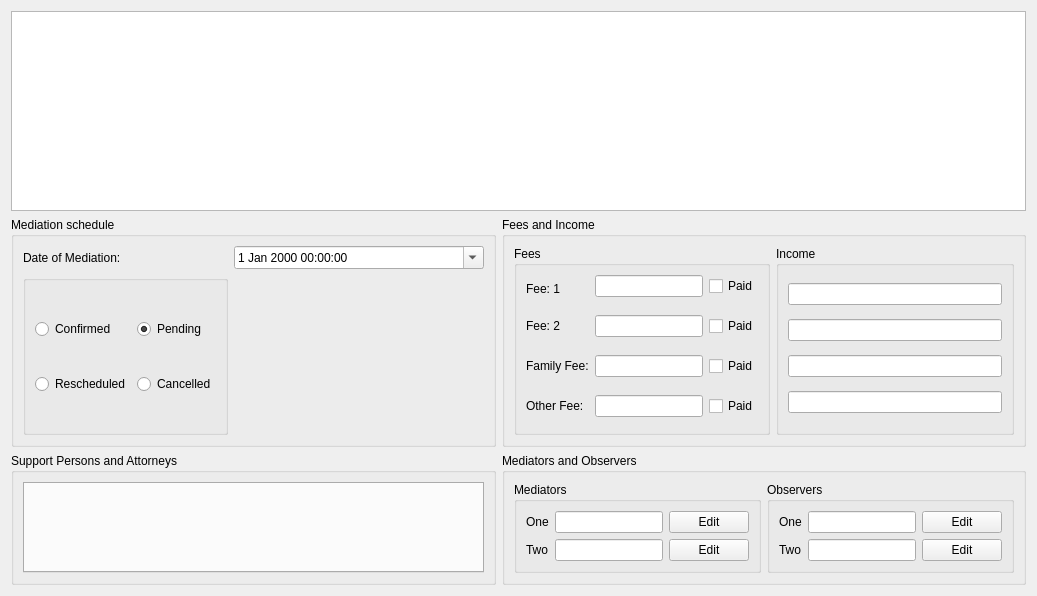
Before: the Qt Designer form drc/gui/mediationsessionform.ui in lansdon/cpts483_drc, drawn with Qt 5.
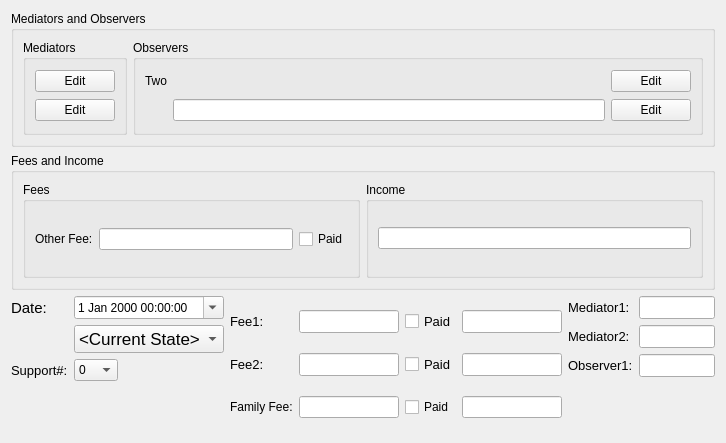
After: the same form once the commit is applied.

Commit message: Mediation Process View WIP. Don't peek. (no really. don't.)

```diff
--- a/drc/gui/mediationsessionform.ui
+++ b/drc/gui/mediationsessionform.ui
@@ -6,8 +6,8 @@
    <rect>
     <x>0</x>
     <y>0</y>
-    <width>1037</width>
-    <height>548</height>
+    <width>726</width>
+    <height>443</height>
    </rect>
   </property>
   <property name="sizePolicy">
@@ -25,77 +25,73 @@
   <property name="windowTitle">
    <string>Form</string>
   </property>
-  <layout class="QGridLayout" name="gridLayout">
-   <item row="2" column="0">
-    <widget class="QGroupBox" name="MediationScheduleGroupBox">
+  <layout class="QVBoxLayout" name="verticalLayout">
+   <item>
+    <widget class="QGroupBox" name="groupBox_4">
      <property name="title">
-      <string>Mediation schedule</string>
+      <string>Mediators and Observers</string>
      </property>
-     <layout class="QGridLayout" name="gridLayout_2">
-      <item row="0" column="0">
-       <widget class="QLabel" name="label">
-        <property name="text">
-         <string>Date of Mediation:</string>
+     <layout class="QHBoxLayout" name="horizontalLayout">
+      <item>
+       <widget class="QGroupBox" name="groupBox_5">
+        <property name="title">
+         <string>Mediators</string>
         </property>
+        <layout class="QGridLayout" name="gridLayout_3">
+         <item row="0" column="2">
+          <widget class="QPushButton" name="mediator1EditPushButton">
+           <property name="text">
+            <string>Edit</string>
+           </property>
+          </widget>
+         </item>
+         <item row="1" column="2">
+          <widget class="QPushButton" name="mediator2EditPushButton">
+           <property name="text">
+            <string>Edit</string>
+           </property>
+          </widget>
+         </item>
+        </layout>
        </widget>
       </item>
-      <item row="1" column="0">
-       <widget class="QGroupBox" name="statusGroupBox">
+      <item>
+       <widget class="QGroupBox" name="groupBox_6">
         <property name="title">
-         <string/>
+         <string>Observers</string>
         </property>
-        <layout class="QGridLayout" name="gridLayout_7">
-         <item row="0" column="0">
-          <widget class="QRadioButton" name="confirmedRadioButton">
-           <property name="text">
-            <string>Confirmed</string>
-           </property>
-          </widget>
-         </item>
-         <item row="1" column="0">
-          <widget class="QRadioButton" name="rescheduledRadioButton">
-           <property name="text">
-            <string>Rescheduled</string>
-           </property>
-          </widget>
-         </item>
-         <item row="0" column="1">
-          <widget class="QRadioButton" name="PendingRadioButton">
-           <property name="text">
-            <string>Pending</string>
-           </property>
-           <property name="checked">
-            <bool>true</bool>
-           </property>
-          </widget>
-         </item>
+        <layout class="QGridLayout" name="gridLayout_4">
          <item row="1" column="1">
-          <widget class="QRadioButton" name="CancelledRadioButton">
+          <widget class="QLineEdit" name="Observer2lineEdit"/>
+         </item>
+         <item row="0" column="2">
+          <widget class="QPushButton" name="observer1EditPushButton">
            <property name="text">
-            <string>Cancelled</string>
+            <string>Edit</string>
+           </property>
+          </widget>
+         </item>
+         <item row="1" column="2">
+          <widget class="QPushButton" name="observer2EditPushButton">
+           <property name="text">
+            <string>Edit</string>
+           </property>
+          </widget>
+         </item>
+         <item row="0" column="0">
+          <widget class="QLabel" name="label_9">
+           <property name="text">
+            <string>Two</string>
            </property>
           </widget>
          </item>
         </layout>
        </widget>
       </item>
-      <item row="0" column="4">
-       <widget class="QDateTimeEdit" name="dateTimeEdit">
-        <property name="sizePolicy">
-         <sizepolicy hsizetype="Minimum" vsizetype="Fixed">
-          <horstretch>3</horstretch>
-          <verstretch>0</verstretch>
-         </sizepolicy>
-        </property>
-        <property name="calendarPopup">
-         <bool>true</bool>
-        </property>
-       </widget>
-      </item>
      </layout>
     </widget>
    </item>
-   <item row="2" column="1">
+   <item>
     <widget class="QGroupBox" name="groupBox_2">
      <property name="title">
       <string>Fees and Income</string>
@@ -107,29 +103,6 @@
          <string>Fees</string>
         </property>
         <layout class="QGridLayout" name="gridLayout_6">
-         <item row="0" column="1">
-          <widget class="QLineEdit" name="Fee1LineEdit"/>
-         </item>
-         <item row="2" column="0" rowspan="3">
-          <widget class="QLabel" name="label_3">
-           <property name="text">
-            <string>Fee: 2</string>
-           </property>
-          </widget>
-         </item>
-         <item row="3" column="1">
-          <widget class="QLineEdit" name="Fee2LineEdit"/>
-         </item>
-         <item row="5" column="0" rowspan="3">
-          <widget class="QLabel" name="label_4">
-           <property name="text">
-            <string>Family Fee:</string>
-           </property>
-          </widget>
-         </item>
-         <item row="6" column="1">
-          <widget class="QLineEdit" name="FamilyFeeLineEdit"/>
-         </item>
          <item row="8" column="0" rowspan="3">
           <widget class="QLabel" name="label_5">
            <property name="text">
@@ -140,34 +113,6 @@
          <item row="9" column="1">
           <widget class="QLineEdit" name="OtherFeeLineEdit"/>
          </item>
-         <item row="0" column="0" rowspan="2">
-          <widget class="QLabel" name="label_2">
-           <property name="text">
-            <string>Fee: 1</string>
-           </property>
-          </widget>
-         </item>
-         <item row="0" column="2">
-          <widget class="QCheckBox" name="Fee1PaidCheckBox">
-           <property name="text">
-            <string>Paid</string>
-           </property>
-          </widget>
-         </item>
-         <item row="3" column="2">
-          <widget class="QCheckBox" name="Fee2PaidCheckBox">
-           <property name="text">
-            <string>Paid</string>
-           </property>
-          </widget>
-         </item>
-         <item row="6" column="2">
-          <widget class="QCheckBox" name="FamilyFeePaidCheckBox">
-           <property name="text">
-            <string>Paid</string>
-           </property>
-          </widget>
-         </item>
          <item row="9" column="2">
           <widget class="QCheckBox" name="OtherFeePaidCheckBox">
            <property name="text">
@@ -184,15 +129,6 @@
          <string>Income</string>
         </property>
         <layout class="QVBoxLayout" name="verticalLayout_2">
-         <item>
-          <widget class="QLineEdit" name="incomeFee1LineEdit"/>
-         </item>
-         <item>
-          <widget class="QLineEdit" name="incomeFee2LineEdit"/>
-         </item>
-         <item>
-          <widget class="QLineEdit" name="incomeFeeFamilyLineEdit"/>
-         </item>
          <item>
           <widget class="QLineEdit" name="incomeFeeOtherLineEdit"/>
          </item>
@@ -202,122 +138,304 @@
      </layout>
     </widget>
    </item>
-   <item row="4" column="1">
-    <widget class="QGroupBox" name="groupBox_4">
-     <property name="title">
-      <string>Mediators and Observers</string>
-     </property>
-     <layout class="QHBoxLayout" name="horizontalLayout">
-      <item>
-       <widget class="QGroupBox" name="groupBox_5">
-        <property name="title">
-         <string>Mediators</string>
-        </property>
-        <layout class="QGridLayout" name="gridLayout_3">
-         <item row="0" column="0">
-          <widget class="QLabel" name="label_6">
-           <property name="text">
-            <string>One</string>
-           </property>
-          </widget>
+   <item>
+    <layout class="QHBoxLayout" name="horizontalLayout_5">
+     <item>
+      <layout class="QFormLayout" name="formLayout">
+       <item row="0" column="0">
+        <widget class="QLabel" name="label">
+         <property name="font">
+          <font>
+           <pointsize>11</pointsize>
+          </font>
+         </property>
+         <property name="text">
+          <string>Date:</string>
+         </property>
+        </widget>
+       </item>
+       <item row="0" column="1">
+        <widget class="QDateTimeEdit" name="dateTimeEdit">
+         <property name="sizePolicy">
+          <sizepolicy hsizetype="Minimum" vsizetype="Fixed">
+           <horstretch>3</horstretch>
+           <verstretch>0</verstretch>
+          </sizepolicy>
+         </property>
+         <property name="calendarPopup">
+          <bool>true</bool>
+         </property>
+        </widget>
+       </item>
+       <item row="2" column="0">
+        <widget class="QLabel" name="label_10">
+         <property name="font">
+          <font>
+           <pointsize>10</pointsize>
+          </font>
+         </property>
+         <property name="text">
+          <string>Support#:</string>
+         </property>
+        </widget>
+       </item>
+       <item row="2" column="1">
+        <widget class="QComboBox" name="comboBox">
+         <property name="sizePolicy">
+          <sizepolicy hsizetype="Fixed" vsizetype="Fixed">
+           <horstretch>0</horstretch>
+           <verstretch>0</verstretch>
+          </sizepolicy>
+         </property>
+         <item>
+          <property name="text">
+           <string>0</string>
+          </property>
          </item>
-         <item row="0" column="1">
-          <widget class="QLineEdit" name="MediatorLineEdit"/>
+         <item>
+          <property name="text">
+           <string>1</string>
+          </property>
          </item>
-         <item row="1" column="0">
-          <widget class="QLabel" name="label_7">
-           <property name="text">
-            <string>Two</string>
-           </property>
-          </widget>
+         <item>
+          <property name="text">
+           <string>2</string>
+          </property>
          </item>
-         <item row="1" column="1">
-          <widget class="QLineEdit" name="Mediator2LineEdit"/>
+         <item>
+          <property name="text">
+           <string>3</string>
+          </property>
          </item>
-         <item row="0" column="2">
-          <widget class="QPushButton" name="mediator1EditPushButton">
-           <property name="text">
-            <string>Edit</string>
-           </property>
-          </widget>
+         <item>
+          <property name="text">
+           <string>4</string>
+          </property>
          </item>
-         <item row="1" column="2">
-          <widget class="QPushButton" name="mediator2EditPushButton">
-           <property name="text">
-            <string>Edit</string>
-           </property>
-          </widget>
+         <item>
+          <property name="text">
+           <string>5</string>
+          </property>
          </item>
-        </layout>
-       </widget>
-      </item>
-      <item>
-       <widget class="QGroupBox" name="groupBox_6">
-        <property name="title">
-         <string>Observers</string>
-        </property>
-        <layout class="QGridLayout" name="gridLayout_4">
-         <item row="0" column="0">
-          <widget class="QLabel" name="label_8">
-           <property name="text">
-            <string>One</string>
-           </property>
-          </widget>
+         <item>
+          <property name="text">
+           <string>6</string>
+          </property>
          </item>
-         <item row="0" column="1">
-          <widget class="QLineEdit" name="Observe1LineEdit"/>
+         <item>
+          <property name="text">
+           <string>7</string>
+          </property>
          </item>
-         <item row="1" column="0">
-          <widget class="QLabel" name="label_9">
-           <property name="text">
-            <string>Two</string>
-           </property>
-          </widget>
+         <item>
+          <property name="text">
+           <string>8</string>
+          </property>
          </item>
-         <item row="1" column="1">
-          <widget class="QLineEdit" name="Observer2lineEdit"/>
+         <item>
+          <property name="text">
+           <string>9</string>
+          </property>
          </item>
-         <item row="0" column="2">
-          <widget class="QPushButton" name="observer1EditPushButton">
-           <property name="text">
-            <string>Edit</string>
-           </property>
-          </widget>
+         <item>
+          <property name="text">
+           <string>10</string>
+          </property>
          </item>
-         <item row="1" column="2">
-          <widget class="QPushButton" name="observer2EditPushButton">
-           <property name="text">
-            <string>Edit</string>
-           </property>
-          </widget>
+        </widget>
+       </item>
+       <item row="1" column="1">
+        <widget class="QComboBox" name="stateComboBox">
+         <property name="font">
+          <font>
+           <pointsize>13</pointsize>
+          </font>
+         </property>
+         <item>
+          <property name="text">
+           <string>&lt;Current State&gt;</string>
+          </property>
          </item>
-        </layout>
-       </widget>
-      </item>
-     </layout>
-    </widget>
-   </item>
-   <item row="4" column="0">
-    <widget class="QGroupBox" name="SupportGroupBox">
-     <property name="title">
-      <string>Support Persons and Attorneys</string>
-     </property>
-     <layout class="QGridLayout" name="gridLayout_5">
-      <item row="0" column="0">
-       <widget class="QTabWidget" name="SupportTabWidget"/>
-      </item>
-     </layout>
-    </widget>
-   </item>
-   <item row="1" column="0" colspan="2">
-    <widget class="QTableWidget" name="sessiontTableWidget">
-     <property name="minimumSize">
-      <size>
-       <width>0</width>
-       <height>200</height>
-      </size>
-     </property>
-    </widget>
+        </widget>
+       </item>
+      </layout>
+     </item>
+     <item>
+      <layout class="QGridLayout" name="gridLayout">
+       <item row="0" column="2">
+        <widget class="QCheckBox" name="Fee1PaidCheckBox">
+         <property name="font">
+          <font>
+           <pointsize>10</pointsize>
+          </font>
+         </property>
+         <property name="text">
+          <string>Paid</string>
+         </property>
+        </widget>
+       </item>
+       <item row="1" column="3">
+        <widget class="QLineEdit" name="incomeFee2LineEdit">
+         <property name="font">
+          <font>
+           <pointsize>10</pointsize>
+          </font>
+         </property>
+        </widget>
+       </item>
+       <item row="1" column="1">
+        <widget class="QLineEdit" name="Fee2LineEdit">
+         <property name="font">
+          <font>
+           <pointsize>10</pointsize>
+          </font>
+         </property>
+        </widget>
+       </item>
+       <item row="1" column="2">
+        <widget class="QCheckBox" name="Fee2PaidCheckBox">
+         <property name="font">
+          <font>
+           <pointsize>10</pointsize>
+          </font>
+         </property>
+         <property name="text">
+          <string>Paid</string>
+         </property>
+        </widget>
+       </item>
+       <item row="1" column="0">
+        <widget class="QLabel" name="label_3">
+         <property name="font">
+          <font>
+           <pointsize>10</pointsize>
+          </font>
+         </property>
+         <property name="text">
+          <string>Fee2:</string>
+         </property>
+        </widget>
+       </item>
+       <item row="0" column="3">
+        <widget class="QLineEdit" name="incomeFee1LineEdit">
+         <property name="font">
+          <font>
+           <pointsize>10</pointsize>
+          </font>
+         </property>
+        </widget>
+       </item>
+       <item row="0" column="1">
+        <widget class="QLineEdit" name="Fee1LineEdit">
+         <property name="font">
+          <font>
+           <pointsize>10</pointsize>
+          </font>
+         </property>
+        </widget>
+       </item>
+       <item row="0" column="0">
+        <widget class="QLabel" name="label_2">
+         <property name="font">
+          <font>
+           <pointsize>10</pointsize>
+          </font>
+         </property>
+         <property name="text">
+          <string>Fee1:</string>
+         </property>
+        </widget>
+       </item>
+       <item row="2" column="0">
+        <widget class="QLabel" name="label_4">
+         <property name="text">
+          <string>Family Fee:</string>
+         </property>
+        </widget>
+       </item>
+       <item row="2" column="1">
+        <widget class="QLineEdit" name="FamilyFeeLineEdit"/>
+       </item>
+       <item row="2" column="2">
+        <widget class="QCheckBox" name="FamilyFeePaidCheckBox">
+         <property name="text">
+          <string>Paid</string>
+         </property>
+        </widget>
+       </item>
+       <item row="2" column="3">
+        <widget class="QLineEdit" name="incomeFeeFamilyLineEdit"/>
+       </item>
+      </layout>
+     </item>
+     <item>
+      <layout class="QFormLayout" name="formLayout_3">
+       <item row="2" column="0">
+        <widget class="QLabel" name="label_7">
+         <property name="font">
+          <font>
+           <pointsize>10</pointsize>
+          </font>
+         </property>
+         <property name="text">
+          <string>Mediator2:</string>
+         </property>
+        </widget>
+       </item>
+       <item row="2" column="1">
+        <widget class="QLineEdit" name="Mediator2LineEdit">
+         <property name="font">
+          <font>
+           <pointsize>10</pointsize>
+          </font>
+         </property>
+        </widget>
+       </item>
+       <item row="1" column="0">
+        <widget class="QLabel" name="label_6">
+         <property name="font">
+          <font>
+           <pointsize>10</pointsize>
+          </font>
+         </property>
+         <property name="text">
+          <string>Mediator1:</string>
+         </property>
+        </widget>
+       </item>
+       <item row="1" column="1">
+        <widget class="QLineEdit" name="MediatorLineEdit">
+         <property name="font">
+          <font>
+           <pointsize>10</pointsize>
+          </font>
+         </property>
+        </widget>
+       </item>
+       <item row="3" column="0">
+        <widget class="QLabel" name="label_8">
+         <property name="font">
+          <font>
+           <pointsize>10</pointsize>
+          </font>
+         </property>
+         <property name="text">
+          <string>Observer1:</string>
+         </property>
+        </widget>
+       </item>
+       <item row="3" column="1">
+        <widget class="QLineEdit" name="Observe1LineEdit">
+         <property name="font">
+          <font>
+           <pointsize>10</pointsize>
+          </font>
+         </property>
+        </widget>
+       </item>
+      </layout>
+     </item>
+    </layout>
    </item>
   </layout>
  </widget>
```
Left out of the diff: 2 changed lines with no effect on the pictures. The commit also changes 4 other files.
